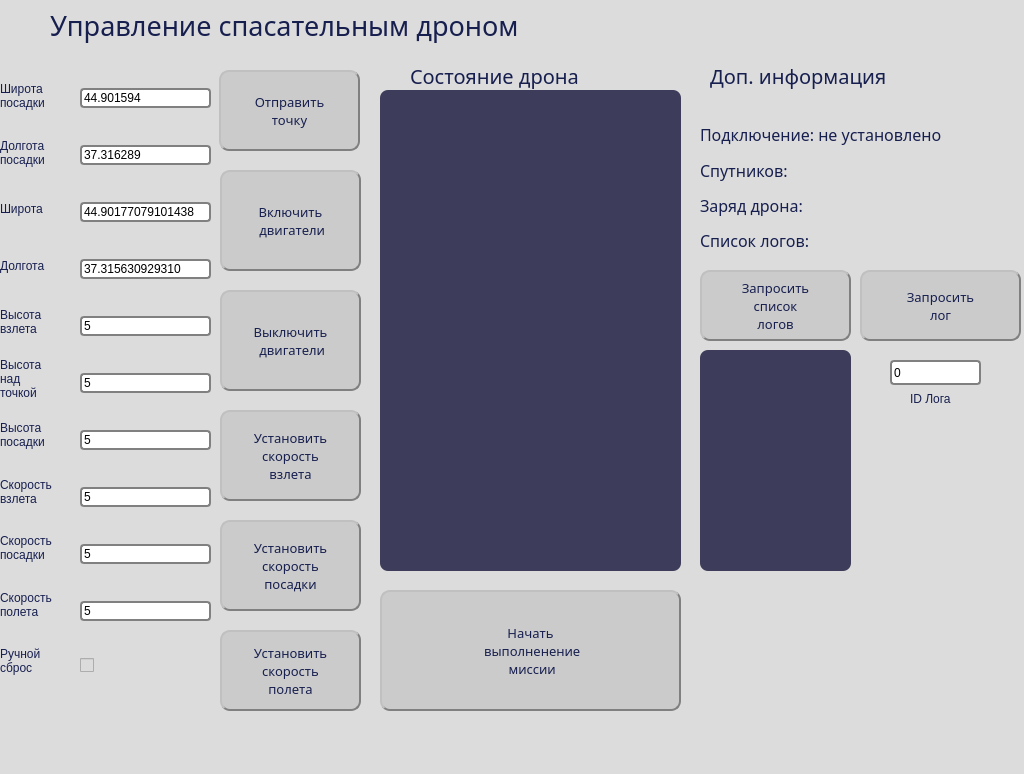
First picture: the form in mainwindow.ui, repository NickolayGoloburdin/wifi_drone_interface, before the edit.
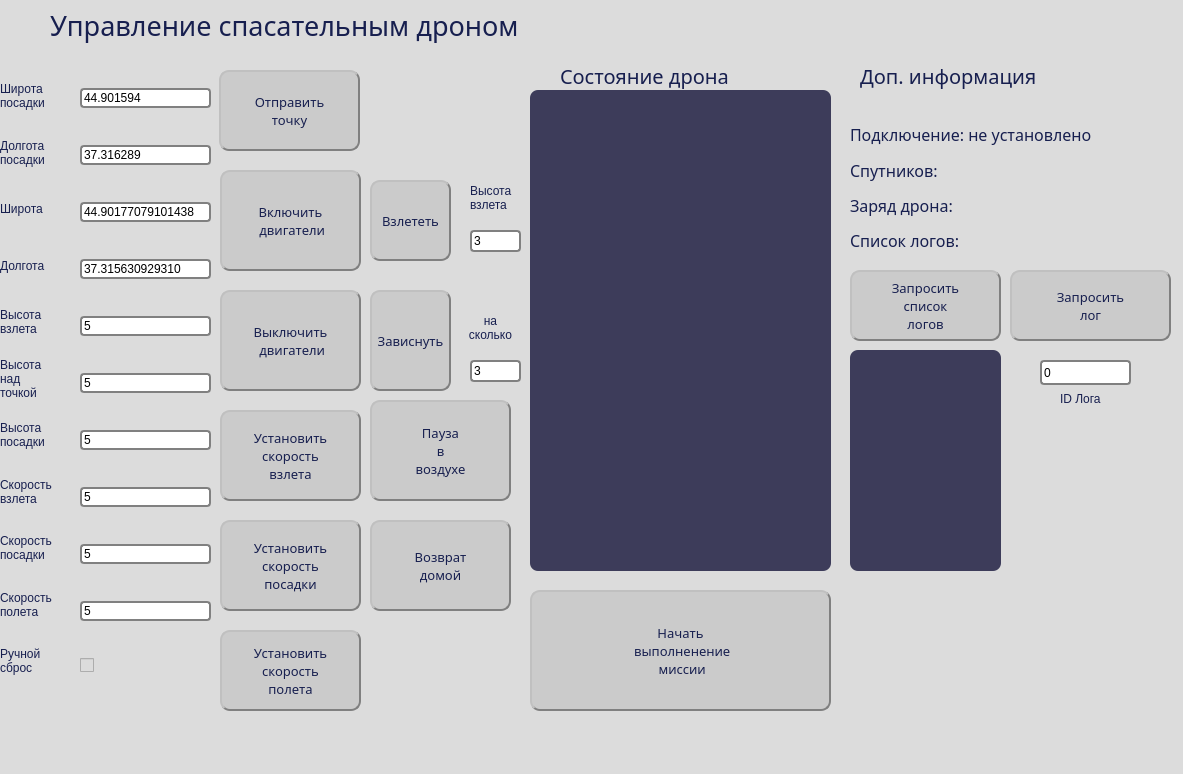
Second picture: the form after the edit. Icons and pictures are not drawn.

Diff of the .ui file:
```diff
--- a/mainwindow.ui
+++ b/mainwindow.ui
@@ -6,7 +6,7 @@
    <rect>
     <x>0</x>
     <y>0</y>
-    <width>1024</width>
+    <width>1183</width>
     <height>774</height>
    </rect>
   </property>
@@ -20,7 +20,7 @@
    <widget class="QPushButton" name="Start">
     <property name="geometry">
      <rect>
-      <x>380</x>
+      <x>530</x>
       <y>590</y>
       <width>301</width>
       <height>121</height>
@@ -63,7 +63,7 @@
    <widget class="QLabel" name="label_4">
     <property name="geometry">
      <rect>
-      <x>410</x>
+      <x>560</x>
       <y>50</y>
       <width>241</width>
       <height>51</height>
@@ -117,7 +117,7 @@
    <widget class="QLabel" name="label_6">
     <property name="geometry">
      <rect>
-      <x>710</x>
+      <x>860</x>
       <y>50</y>
       <width>271</width>
       <height>51</height>
@@ -144,7 +144,7 @@
    <widget class="QLabel" name="log_list">
     <property name="geometry">
      <rect>
-      <x>700</x>
+      <x>850</x>
       <y>350</y>
       <width>151</width>
       <height>221</height>
@@ -177,7 +177,7 @@
    <widget class="QPushButton" name="log_request">
     <property name="geometry">
      <rect>
-      <x>860</x>
+      <x>1010</x>
       <y>270</y>
       <width>161</width>
       <height>71</height>
@@ -219,7 +219,7 @@
    <widget class="QLineEdit" name="log_id">
     <property name="geometry">
      <rect>
-      <x>890</x>
+      <x>1040</x>
       <y>360</y>
       <width>91</width>
       <height>25</height>
@@ -238,7 +238,7 @@
    <widget class="QLabel" name="label_11">
     <property name="geometry">
      <rect>
-      <x>910</x>
+      <x>1060</x>
       <y>390</y>
       <width>81</width>
       <height>17</height>
@@ -256,7 +256,7 @@
    <widget class="QPushButton" name="log_list_request">
     <property name="geometry">
      <rect>
-      <x>700</x>
+      <x>850</x>
       <y>270</y>
       <width>151</width>
       <height>71</height>
@@ -299,7 +299,7 @@
    <widget class="QPlainTextEdit" name="status">
     <property name="geometry">
      <rect>
-      <x>380</x>
+      <x>530</x>
       <y>90</y>
       <width>301</width>
       <height>481</height>
@@ -535,7 +535,7 @@
    <widget class="QWidget" name="verticalLayoutWidget_3">
     <property name="geometry">
      <rect>
-      <x>700</x>
+      <x>850</x>
       <y>120</y>
       <width>311</width>
       <height>135</height>
@@ -844,7 +844,7 @@
    <widget class="QLabel" name="label_15">
     <property name="geometry">
      <rect>
-      <x>820</x>
+      <x>970</x>
       <y>540</y>
       <width>201</width>
       <height>211</height>
@@ -1026,6 +1026,255 @@
      </item>
     </layout>
    </widget>
+   <widget class="QPushButton" name="SendPoint_2">
+    <property name="geometry">
+     <rect>
+      <x>370</x>
+      <y>180</y>
+      <width>81</width>
+      <height>81</height>
+     </rect>
+    </property>
+    <property name="font">
+     <font>
+      <family>Segoe UI Semibold</family>
+      <pointsize>10</pointsize>
+      <weight>50</weight>
+      <italic>false</italic>
+      <bold>false</bold>
+     </font>
+    </property>
+    <property name="styleSheet">
+     <string notr="true">QPushButton {
+    background-color: rgb(203, 203, 203);
+    border-style: outset;
+    border-width: 2px;
+    border-radius: 10px;
+    border-color: gray;
+	font: 10pt &quot;Segoe UI Semibold&quot;;
+	color:rgb(23, 31, 79)
+}
+QPushButton::pressed {
+    border-style: inset;
+    
+}
+QPushButton::hover {
+    
+     background-color: rgb(158, 158, 158);
+}</string>
+    </property>
+    <property name="text">
+     <string>Взлететь</string>
+    </property>
+   </widget>
+   <widget class="QPushButton" name="Arm_2">
+    <property name="geometry">
+     <rect>
+      <x>370</x>
+      <y>290</y>
+      <width>81</width>
+      <height>101</height>
+     </rect>
+    </property>
+    <property name="font">
+     <font>
+      <family>Segoe UI Semibold</family>
+      <pointsize>10</pointsize>
+      <weight>50</weight>
+      <italic>false</italic>
+      <bold>false</bold>
+     </font>
+    </property>
+    <property name="styleSheet">
+     <string notr="true">QPushButton {
+    background-color: rgb(203, 203, 203);
+    border-style: outset;
+    border-width: 2px;
+    border-radius: 10px;
+    border-color: gray;
+	font: 10pt &quot;Segoe UI Semibold&quot;;
+	color:rgb(23, 31, 79)
+}
+QPushButton::pressed {
+    border-style: inset;
+    
+}
+QPushButton::hover {
+    
+     background-color: rgb(158, 158, 158);
+}</string>
+    </property>
+    <property name="text">
+     <string>Зависнуть</string>
+    </property>
+   </widget>
+   <widget class="QPushButton" name="Disarm_2">
+    <property name="geometry">
+     <rect>
+      <x>370</x>
+      <y>400</y>
+      <width>141</width>
+      <height>101</height>
+     </rect>
+    </property>
+    <property name="font">
+     <font>
+      <family>Segoe UI Semibold</family>
+      <pointsize>10</pointsize>
+      <weight>50</weight>
+      <italic>false</italic>
+      <bold>false</bold>
+     </font>
+    </property>
+    <property name="styleSheet">
+     <string notr="true">QPushButton {
+    background-color: rgb(203, 203, 203);
+    border-style: outset;
+    border-width: 2px;
+    border-radius: 10px;
+    border-color: gray;
+	font: 10pt &quot;Segoe UI Semibold&quot;;
+	color:rgb(23, 31, 79)
+}
+QPushButton::pressed {
+    border-style: inset;
+    
+}
+QPushButton::hover {
+    
+     background-color: rgb(158, 158, 158);
+}</string>
+    </property>
+    <property name="text">
+     <string>Пауза
+в
+воздухе</string>
+    </property>
+   </widget>
+   <widget class="QPushButton" name="set_takeoff_speed_2">
+    <property name="geometry">
+     <rect>
+      <x>370</x>
+      <y>520</y>
+      <width>141</width>
+      <height>91</height>
+     </rect>
+    </property>
+    <property name="font">
+     <font>
+      <family>Segoe UI Semibold</family>
+      <pointsize>10</pointsize>
+      <weight>50</weight>
+      <italic>false</italic>
+      <bold>false</bold>
+     </font>
+    </property>
+    <property name="styleSheet">
+     <string notr="true">QPushButton {
+    background-color: rgb(203, 203, 203);
+    border-style: outset;
+    border-width: 2px;
+    border-radius: 10px;
+    border-color: gray;
+	font: 10pt &quot;Segoe UI Semibold&quot;;
+	color:rgb(23, 31, 79)
+}
+QPushButton::pressed {
+    border-style: inset;
+    
+}
+QPushButton::hover {
+    
+     background-color: rgb(158, 158, 158);
+}</string>
+    </property>
+    <property name="text">
+     <string>Возврат
+домой</string>
+    </property>
+   </widget>
+   <widget class="QLineEdit" name="land_x_2">
+    <property name="geometry">
+     <rect>
+      <x>470</x>
+      <y>230</y>
+      <width>51</width>
+      <height>22</height>
+     </rect>
+    </property>
+    <property name="styleSheet">
+     <string notr="true">QLineEdit{background-color:rgb(255, 255, 255);
+border-radius: 4px;
+border:2px solid gray;
+}</string>
+    </property>
+    <property name="text">
+     <string>3</string>
+    </property>
+   </widget>
+   <widget class="QLabel" name="label_17">
+    <property name="geometry">
+     <rect>
+      <x>470</x>
+      <y>170</y>
+      <width>51</width>
+      <height>56</height>
+     </rect>
+    </property>
+    <property name="styleSheet">
+     <string notr="true">QLabel{
+font: 9pt &quot;Segoe UI Semibold&quot;;
+	color:rgb(23, 31, 79)}</string>
+    </property>
+    <property name="text">
+     <string>Высота
+взлета</string>
+    </property>
+   </widget>
+   <widget class="QLineEdit" name="land_x_3">
+    <property name="geometry">
+     <rect>
+      <x>470</x>
+      <y>360</y>
+      <width>51</width>
+      <height>22</height>
+     </rect>
+    </property>
+    <property name="styleSheet">
+     <string notr="true">QLineEdit{background-color:rgb(255, 255, 255);
+border-radius: 4px;
+border:2px solid gray;
+}</string>
+    </property>
+    <property name="text">
+     <string>3</string>
+    </property>
+   </widget>
+   <widget class="QLabel" name="label_18">
+    <property name="geometry">
+     <rect>
+      <x>460</x>
+      <y>300</y>
+      <width>61</width>
+      <height>56</height>
+     </rect>
+    </property>
+    <property name="layoutDirection">
+     <enum>Qt::LeftToRight</enum>
+    </property>
+    <property name="styleSheet">
+     <string notr="true">QLabel{
+font: 9pt &quot;Segoe UI Semibold&quot;;
+	color:rgb(23, 31, 79)}</string>
+    </property>
+    <property name="text">
+     <string>на
+сколько</string>
+    </property>
+    <property name="alignment">
+     <set>Qt::AlignCenter</set>
+    </property>
+   </widget>
    <zorder>label_15</zorder>
    <zorder>Start</zorder>
    <zorder>label_4</zorder>
```
Left out of the diff: 10 changed lines with no effect on the pictures.
